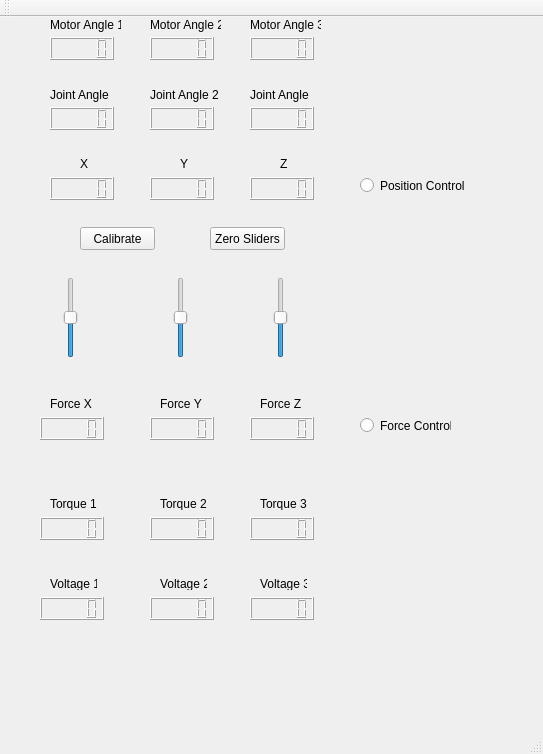
Before: the Qt Designer form mainwindow.ui in sschorr/TactileDevice, drawn with Qt 5.
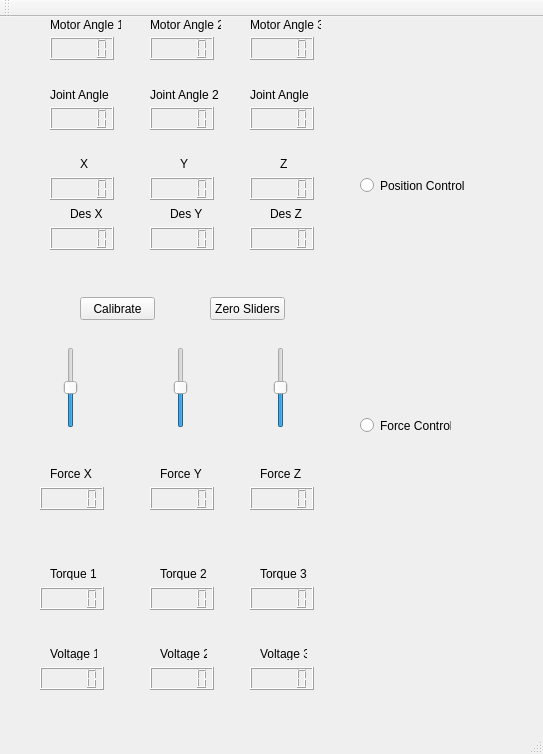
After: the same form once the commit is applied.

```diff
--- a/mainwindow.ui
+++ b/mainwindow.ui
@@ -225,7 +225,7 @@
     <property name="geometry">
      <rect>
       <x>80</x>
-      <y>210</y>
+      <y>280</y>
       <width>75</width>
       <height>23</height>
      </rect>
@@ -238,7 +238,7 @@
     <property name="geometry">
      <rect>
       <x>60</x>
-      <y>260</y>
+      <y>330</y>
       <width>22</width>
       <height>81</height>
      </rect>
@@ -260,7 +260,7 @@
     <property name="geometry">
      <rect>
       <x>170</x>
-      <y>260</y>
+      <y>330</y>
       <width>22</width>
       <height>81</height>
      </rect>
@@ -282,7 +282,7 @@
     <property name="geometry">
      <rect>
       <x>270</x>
-      <y>260</y>
+      <y>330</y>
       <width>22</width>
       <height>81</height>
      </rect>
@@ -307,7 +307,7 @@
     <property name="geometry">
      <rect>
       <x>40</x>
-      <y>500</y>
+      <y>570</y>
       <width>64</width>
       <height>23</height>
      </rect>
@@ -317,7 +317,7 @@
     <property name="geometry">
      <rect>
       <x>150</x>
-      <y>500</y>
+      <y>570</y>
       <width>64</width>
       <height>23</height>
      </rect>
@@ -327,7 +327,7 @@
     <property name="geometry">
      <rect>
       <x>250</x>
-      <y>500</y>
+      <y>570</y>
       <width>64</width>
       <height>23</height>
      </rect>
@@ -337,7 +337,7 @@
     <property name="geometry">
      <rect>
       <x>50</x>
-      <y>480</y>
+      <y>550</y>
       <width>47</width>
       <height>13</height>
      </rect>
@@ -350,7 +350,7 @@
     <property name="geometry">
      <rect>
       <x>160</x>
-      <y>480</y>
+      <y>550</y>
       <width>47</width>
       <height>13</height>
      </rect>
@@ -363,7 +363,7 @@
     <property name="geometry">
      <rect>
       <x>260</x>
-      <y>480</y>
+      <y>550</y>
       <width>47</width>
       <height>13</height>
      </rect>
@@ -376,7 +376,7 @@
     <property name="geometry">
      <rect>
       <x>160</x>
-      <y>380</y>
+      <y>450</y>
       <width>47</width>
       <height>13</height>
      </rect>
@@ -389,7 +389,7 @@
     <property name="geometry">
      <rect>
       <x>260</x>
-      <y>380</y>
+      <y>450</y>
       <width>47</width>
       <height>13</height>
      </rect>
@@ -402,7 +402,7 @@
     <property name="geometry">
      <rect>
       <x>250</x>
-      <y>400</y>
+      <y>470</y>
       <width>64</width>
       <height>23</height>
      </rect>
@@ -412,7 +412,7 @@
     <property name="geometry">
      <rect>
       <x>150</x>
-      <y>400</y>
+      <y>470</y>
       <width>64</width>
       <height>23</height>
      </rect>
@@ -422,7 +422,7 @@
     <property name="geometry">
      <rect>
       <x>50</x>
-      <y>380</y>
+      <y>450</y>
       <width>47</width>
       <height>13</height>
      </rect>
@@ -435,7 +435,7 @@
     <property name="geometry">
      <rect>
       <x>40</x>
-      <y>400</y>
+      <y>470</y>
       <width>64</width>
       <height>23</height>
      </rect>
@@ -445,7 +445,7 @@
     <property name="geometry">
      <rect>
       <x>250</x>
-      <y>580</y>
+      <y>650</y>
       <width>64</width>
       <height>23</height>
      </rect>
@@ -455,7 +455,7 @@
     <property name="geometry">
      <rect>
       <x>40</x>
-      <y>580</y>
+      <y>650</y>
       <width>64</width>
       <height>23</height>
      </rect>
@@ -465,7 +465,7 @@
     <property name="geometry">
      <rect>
       <x>150</x>
-      <y>580</y>
+      <y>650</y>
       <width>64</width>
       <height>23</height>
      </rect>
@@ -475,7 +475,7 @@
     <property name="geometry">
      <rect>
       <x>160</x>
-      <y>560</y>
+      <y>630</y>
       <width>47</width>
       <height>13</height>
      </rect>
@@ -488,7 +488,7 @@
     <property name="geometry">
      <rect>
       <x>260</x>
-      <y>560</y>
+      <y>630</y>
       <width>47</width>
       <height>13</height>
      </rect>
@@ -501,7 +501,7 @@
     <property name="geometry">
      <rect>
       <x>50</x>
-      <y>560</y>
+      <y>630</y>
       <width>47</width>
       <height>13</height>
      </rect>
@@ -514,7 +514,7 @@
     <property name="geometry">
      <rect>
       <x>210</x>
-      <y>210</y>
+      <y>280</y>
       <width>75</width>
       <height>23</height>
      </rect>
@@ -549,6 +549,75 @@
      <string>Force Control</string>
     </property>
    </widget>
+   <widget class="QLCDNumber" name="DesZ">
+    <property name="geometry">
+     <rect>
+      <x>250</x>
+      <y>210</y>
+      <width>64</width>
+      <height>23</height>
+     </rect>
+    </property>
+   </widget>
+   <widget class="QLCDNumber" name="DesY">
+    <property name="geometry">
+     <rect>
+      <x>150</x>
+      <y>210</y>
+      <width>64</width>
+      <height>23</height>
+     </rect>
+    </property>
+   </widget>
+   <widget class="QLCDNumber" name="DesX">
+    <property name="geometry">
+     <rect>
+      <x>50</x>
+      <y>210</y>
+      <width>64</width>
+      <height>23</height>
+     </rect>
+    </property>
+   </widget>
+   <widget class="QLabel" name="label_19">
+    <property name="geometry">
+     <rect>
+      <x>70</x>
+      <y>190</y>
+      <width>47</width>
+      <height>13</height>
+     </rect>
+    </property>
+    <property name="text">
+     <string>Des X</string>
+    </property>
+   </widget>
+   <widget class="QLabel" name="label_20">
+    <property name="geometry">
+     <rect>
+      <x>170</x>
+      <y>190</y>
+      <width>47</width>
+      <height>13</height>
+     </rect>
+    </property>
+    <property name="text">
+     <string>Des Y</string>
+    </property>
+   </widget>
+   <widget class="QLabel" name="label_21">
+    <property name="geometry">
+     <rect>
+      <x>270</x>
+      <y>190</y>
+      <width>47</width>
+      <height>13</height>
+     </rect>
+    </property>
+    <property name="text">
+     <string>Des Z</string>
+    </property>
+   </widget>
   </widget>
   <widget class="QMenuBar" name="menuBar">
    <property name="geometry">
```
